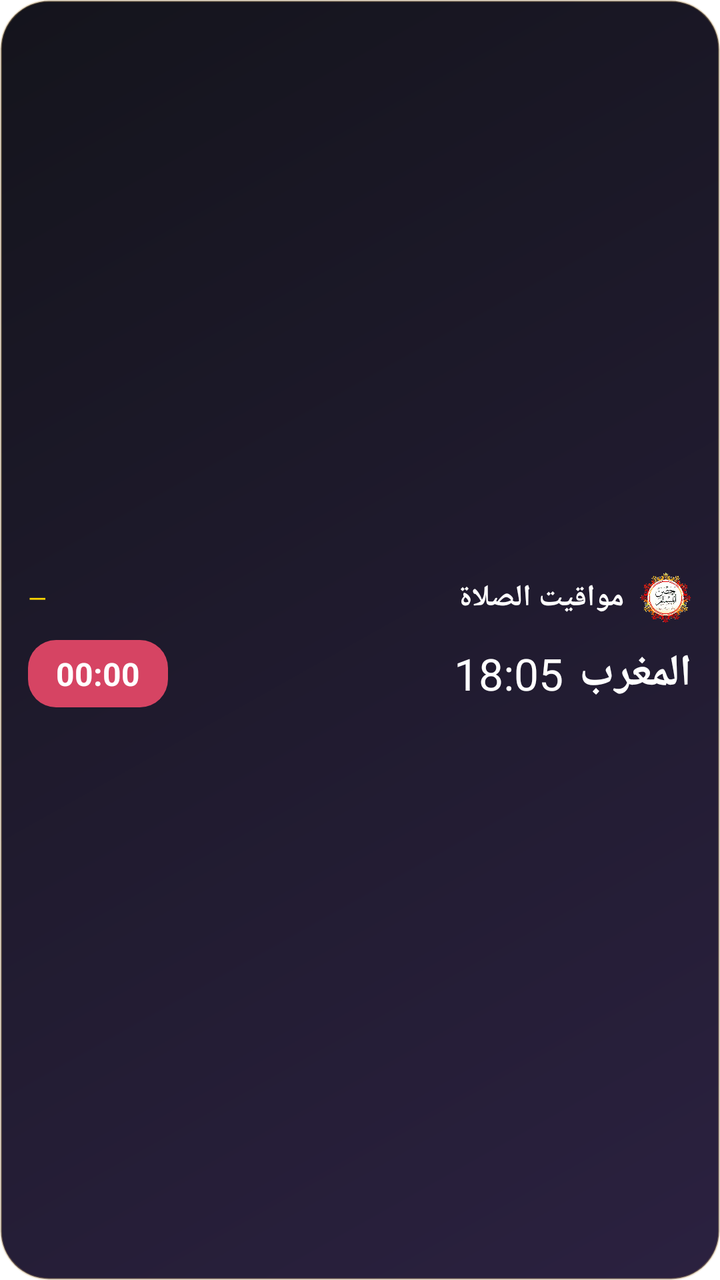
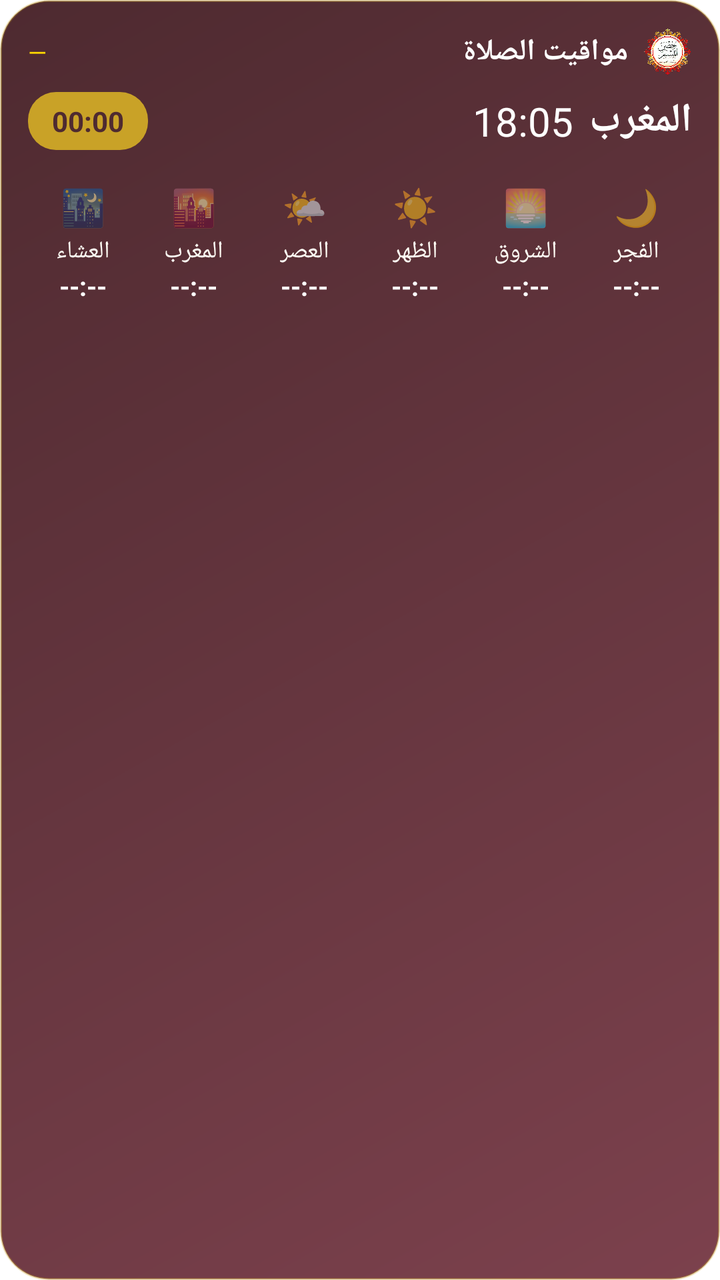

Compare the two renders of this Android layout. The source of the first and the diff that turns it into the second are given below.
<!-- AndroidManifest.xml: fallback theme Theme.MaterialComponents.DayNight.NoActionBar -->
<!-- res/layout/prayer_widget.xml -->
<?xml version="1.0" encoding="utf-8"?>
<LinearLayout xmlns:android="http://schemas.android.com/apk/res/android"
    android:id="@+id/widget_small_root"
    android:layout_width="match_parent"
    android:layout_height="match_parent"
    android:orientation="vertical"
    android:gravity="center_vertical"
    android:layoutDirection="rtl"
    android:padding="14dp"
    android:background="@drawable/widget_background">

    <LinearLayout
        android:layout_width="match_parent"
        android:layout_height="wrap_content"
        android:orientation="horizontal"
        android:gravity="center_vertical">

        <ImageView
            android:layout_width="26dp"
            android:layout_height="26dp"
            android:src="@mipmap/ic_launcher"
            android:contentDescription="@string/widget_small_desc" />

        <TextView
            android:id="@+id/widget_small_title"
            android:layout_width="wrap_content"
            android:layout_height="wrap_content"
            android:layout_marginStart="8dp"
            android:text="مواقيت الصلاة"
            android:textSize="15sp"
            android:textStyle="bold"
            android:textColor="#FFFFFF" />

        
        <LinearLayout
            android:layout_width="0dp"
            android:layout_height="match_parent"
            android:layout_weight="1"
            android:orientation="horizontal" />

        <TextView
            android:id="@+id/widget_small_hijri"
            android:layout_width="wrap_content"
            android:layout_height="wrap_content"
            android:text="—"
            android:textSize="12sp"
            android:textColor="#FFD700" />
    </LinearLayout>

    <LinearLayout
        android:layout_width="match_parent"
        android:layout_height="wrap_content"
        android:layout_marginTop="8dp"
        android:orientation="horizontal"
        android:gravity="center_vertical">

        <TextView
            android:id="@+id/widget_small_next_name"
            android:layout_width="wrap_content"
            android:layout_height="wrap_content"
            android:text="المغرب"
            android:textSize="22sp"
            android:textStyle="bold"
            android:textColor="#FFFFFF" />

        <TextView
            android:id="@+id/widget_small_next_time"
            android:layout_width="wrap_content"
            android:layout_height="wrap_content"
            android:layout_marginStart="8dp"
            android:text="18:05"
            android:textSize="22sp"
            android:textColor="#FFFFFF" />

        
        <LinearLayout
            android:layout_width="0dp"
            android:layout_height="match_parent"
            android:layout_weight="1"
            android:orientation="horizontal" />

        
        <Chronometer
            android:id="@+id/widget_small_countdown"
            android:layout_width="wrap_content"
            android:layout_height="wrap_content"
            android:background="@drawable/widget_pill"
            android:paddingStart="14dp"
            android:paddingEnd="14dp"
            android:paddingTop="6dp"
            android:paddingBottom="6dp"
            android:text="- 01:23:45"
            android:textSize="16sp"
            android:textStyle="bold"
            android:textColor="#FFFFFF" />
    </LinearLayout>
</LinearLayout>
<!-- resources referenced by this layout -->
<resources>
  <!-- drawable widget_background (drawable) -->
  <?xml version="1.0" encoding="utf-8"?>
  <shape xmlns:android="http://schemas.android.com/apk/res/android">
      <gradient
          android:startColor="#2B2140"
          android:endColor="#14141C"
          android:angle="135" />
      <corners android:radius="24dp" />
      <stroke android:width="1dp" android:color="#59C2A36B" />
  </shape>
  <!-- drawable widget_pill (drawable) -->
  <?xml version="1.0" encoding="utf-8"?>
  <shape xmlns:android="http://schemas.android.com/apk/res/android">
      <solid android:color="#D64463" />
      <corners android:radius="14dp" />
  </shape>
  <!-- mipmap ic_launcher: png bitmap (mipmap-hdpi, 205398 bytes) -->
  <string name="widget_small_desc">مواقيت الصلاة — الصلاة القادمة والعد التنازلي</string>
</resources>

<!-- the commit's change to res/layout/prayer_widget.xml (unified diff, before → after) -->
@@ -2,13 +2,13 @@
 <LinearLayout xmlns:android="http://schemas.android.com/apk/res/android"
     android:id="@+id/widget_small_root"
     android:layout_width="match_parent"
-    android:layout_height="match_parent"
+    android:layout_height="wrap_content"
     android:orientation="vertical"
-    android:gravity="center_vertical"
     android:layoutDirection="rtl"
     android:padding="14dp"
     android:background="@drawable/widget_background">
 
+    
     <LinearLayout
         android:layout_width="match_parent"
         android:layout_height="wrap_content"
@@ -16,8 +16,8 @@
         android:gravity="center_vertical">
 
         <ImageView
-            android:layout_width="26dp"
-            android:layout_height="26dp"
+            android:layout_width="24dp"
+            android:layout_height="24dp"
             android:src="@mipmap/ic_launcher"
             android:contentDescription="@string/widget_small_desc" />
 
@@ -47,6 +47,7 @@
             android:textColor="#FFD700" />
     </LinearLayout>
 
+    
     <LinearLayout
         android:layout_width="match_parent"
         android:layout_height="wrap_content"
@@ -59,7 +60,7 @@
             android:layout_width="wrap_content"
             android:layout_height="wrap_content"
             android:text="المغرب"
-            android:textSize="22sp"
+            android:textSize="20sp"
             android:textStyle="bold"
             android:textColor="#FFFFFF" />
 
@@ -69,7 +70,7 @@
             android:layout_height="wrap_content"
             android:layout_marginStart="8dp"
             android:text="18:05"
-            android:textSize="22sp"
+            android:textSize="20sp"
             android:textColor="#FFFFFF" />
 
         
@@ -85,13 +86,225 @@
             android:layout_width="wrap_content"
             android:layout_height="wrap_content"
             android:background="@drawable/widget_pill"
-            android:paddingStart="14dp"
-            android:paddingEnd="14dp"
-            android:paddingTop="6dp"
-            android:paddingBottom="6dp"
-            android:text="- 01:23:45"
-            android:textSize="16sp"
+            android:paddingStart="12dp"
+            android:paddingEnd="12dp"
+            android:paddingTop="5dp"
+            android:paddingBottom="5dp"
+            android:text="01:23:45"
+            android:textSize="14sp"
             android:textStyle="bold"
-            android:textColor="#FFFFFF" />
+            android:textColor="#4E2A30" />
+    </LinearLayout>
+
+    
+    <LinearLayout
+        android:layout_width="match_parent"
+        android:layout_height="wrap_content"
+        android:layout_marginTop="10dp"
+        android:orientation="horizontal">
+
+        <LinearLayout
+            android:id="@+id/widget_small_col_0"
+            android:layout_width="0dp"
+            android:layout_height="wrap_content"
+            android:layout_weight="1"
+            android:orientation="vertical"
+            android:gravity="center"
+            android:paddingTop="6dp"
+            android:paddingBottom="6dp">
+
+            <TextView
+                android:layout_width="wrap_content"
+                android:layout_height="wrap_content"
+                android:text="🌙"
+                android:textSize="18sp" />
+
+            <TextView
+                android:layout_width="wrap_content"
+                android:layout_height="wrap_content"
+                android:layout_marginTop="2dp"
+                android:text="الفجر"
+                android:textSize="12sp"
+                android:textColor="#FFFDF5" />
+
+            <TextView
+                android:id="@+id/widget_small_ptime_0"
+                android:layout_width="wrap_content"
+                android:layout_height="wrap_content"
+                android:text="--:--"
+                android:textSize="13sp"
+                android:textStyle="bold"
+                android:textColor="#FFFFFF" />
+        </LinearLayout>
+
+        <LinearLayout
+            android:id="@+id/widget_small_col_1"
+            android:layout_width="0dp"
+            android:layout_height="wrap_content"
+            android:layout_weight="1"
+            android:orientation="vertical"
+            android:gravity="center"
+            android:paddingTop="6dp"
+            android:paddingBottom="6dp">
+
+            <TextView
+                android:layout_width="wrap_content"
+                android:layout_height="wrap_content"
+                android:text="🌅"
+                android:textSize="18sp" />
+
+            <TextView
+                android:layout_width="wrap_content"
+                android:layout_height="wrap_content"
+                android:layout_marginTop="2dp"
+                android:text="الشروق"
+                android:textSize="12sp"
+                android:textColor="#FFFDF5" />
+
+            <TextView
+                android:id="@+id/widget_small_ptime_1"
+                android:layout_width="wrap_content"
+                android:layout_height="wrap_content"
+                android:text="--:--"
+                android:textSize="13sp"
+                android:textStyle="bold"
+                android:textColor="#FFFFFF" />
+        </LinearLayout>
+
+        <LinearLayout
+            android:id="@+id/widget_small_col_2"
+            android:layout_width="0dp"
+            android:layout_height="wrap_content"
+            android:layout_weight="1"
+            android:orientation="vertical"
+            android:gravity="center"
+            android:paddingTop="6dp"
+            android:paddingBottom="6dp">
+
+            <TextView
+                android:layout_width="wrap_content"
+                android:layout_height="wrap_content"
+                android:text="☀️"
+                android:textSize="18sp" />
+
+            <TextView
+                android:layout_width="wrap_content"
+                android:layout_height="wrap_content"
+                android:layout_marginTop="2dp"
+                android:text="الظهر"
+                android:textSize="12sp"
+                android:textColor="#FFFDF5" />
+
+            <TextView
+                android:id="@+id/widget_small_ptime_2"
+                android:layout_width="wrap_content"
+                android:layout_height="wrap_content"
+                android:text="--:--"
+                android:textSize="13sp"
+                android:textStyle="bold"
+                android:textColor="#FFFFFF" />
+        </LinearLayout>
+
+        <LinearLayout
+            android:id="@+id/widget_small_col_3"
+            android:layout_width="0dp"
+            android:layout_height="wrap_content"
+            android:layout_weight="1"
+            android:orientation="vertical"
+            android:gravity="center"
+            android:paddingTop="6dp"
+            android:paddingBottom="6dp">
+
+            <TextView
+                android:layout_width="wrap_content"
+                android:layout_height="wrap_content"
+                android:text="🌤️"
+                android:textSize="18sp" />
+
+            <TextView
+                android:layout_width="wrap_content"
+                android:layout_height="wrap_content"
+                android:layout_marginTop="2dp"
+                android:text="العصر"
+                android:textSize="12sp"
+                android:textColor="#FFFDF5" />
+
+            <TextView
+                android:id="@+id/widget_small_ptime_3"
+                android:layout_width="wrap_content"
+                android:layout_height="wrap_content"
+                android:text="--:--"
+                android:textSize="13sp"
+                android:textStyle="bold"
+                android:textColor="#FFFFFF" />
+        </LinearLayout>
+
+        <LinearLayout
+            android:id="@+id/widget_small_col_4"
+            android:layout_width="0dp"
+            android:layout_height="wrap_content"
+            android:layout_weight="1"
+            android:orientation="vertical"
+            android:gravity="center"
+            android:paddingTop="6dp"
+            android:paddingBottom="6dp">
+
+            <TextView
+                android:layout_width="wrap_content"
+                android:layout_height="wrap_content"
+                android:text="🌇"
+                android:textSize="18sp" />
+
+            <TextView
+                android:layout_width="wrap_content"
+                android:layout_height="wrap_content"
+                android:layout_marginTop="2dp"
+                android:text="المغرب"
+                android:textSize="12sp"
+                android:textColor="#FFFDF5" />
+
+            <TextView
+                android:id="@+id/widget_small_ptime_4"
+                android:layout_width="wrap_content"
+                android:layout_height="wrap_content"
+                android:text="--:--"
+                android:textSize="13sp"
+                android:textStyle="bold"
+                android:textColor="#FFFFFF" />
+        </LinearLayout>
+
+        <LinearLayout
+            android:id="@+id/widget_small_col_5"
+            android:layout_width="0dp"
+            android:layout_height="wrap_content"
+            android:layout_weight="1"
+            android:orientation="vertical"
+            android:gravity="center"
+            android:paddingTop="6dp"
+            android:paddingBottom="6dp">
+
+            <TextView
+                android:layout_width="wrap_content"
+                android:layout_height="wrap_content"
+                android:text="🌃"
+                android:textSize="18sp" />
+
+            <TextView
+                android:layout_width="wrap_content"
+                android:layout_height="wrap_content"
+                android:layout_marginTop="2dp"
+                android:text="العشاء"
+                android:textSize="12sp"
+                android:textColor="#FFFDF5" />
+
+            <TextView
+                android:id="@+id/widget_small_ptime_5"
+                android:layout_width="wrap_content"
+                android:layout_height="wrap_content"
+                android:text="--:--"
+                android:textSize="13sp"
+                android:textStyle="bold"
+                android:textColor="#FFFFFF" />
+        </LinearLayout>
     </LinearLayout>
 </LinearLayout>
<!-- resource entries referenced after the edit -->
@@ -4,16 +4,16 @@
   <?xml version="1.0" encoding="utf-8"?>
   <shape xmlns:android="http://schemas.android.com/apk/res/android">
       <gradient
-          android:startColor="#2B2140"
-          android:endColor="#14141C"
+          android:startColor="#7C414D"
+          android:endColor="#4E2A30"
           android:angle="135" />
       <corners android:radius="24dp" />
-      <stroke android:width="1dp" android:color="#59C2A36B" />
+      <stroke android:width="1dp" android:color="#59C9A227" />
   </shape>
   <!-- drawable widget_pill (drawable) -->
   <?xml version="1.0" encoding="utf-8"?>
   <shape xmlns:android="http://schemas.android.com/apk/res/android">
-      <solid android:color="#D64463" />
+      <solid android:color="#C9A227" />
       <corners android:radius="14dp" />
   </shape>
   <!-- mipmap ic_launcher: png bitmap (mipmap-hdpi, 205398 bytes) -->
